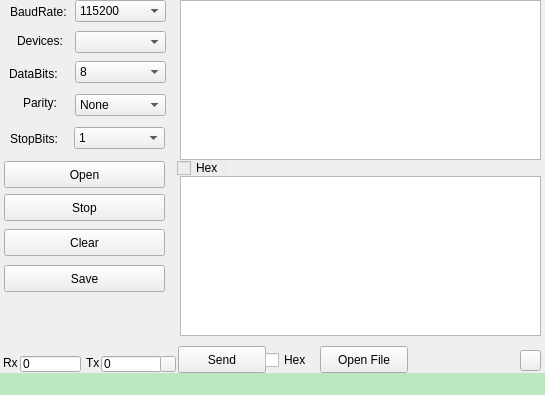
Old version of the form mainwindow.ui in the repository Painkhw/Train_Num-RFID-Reader.
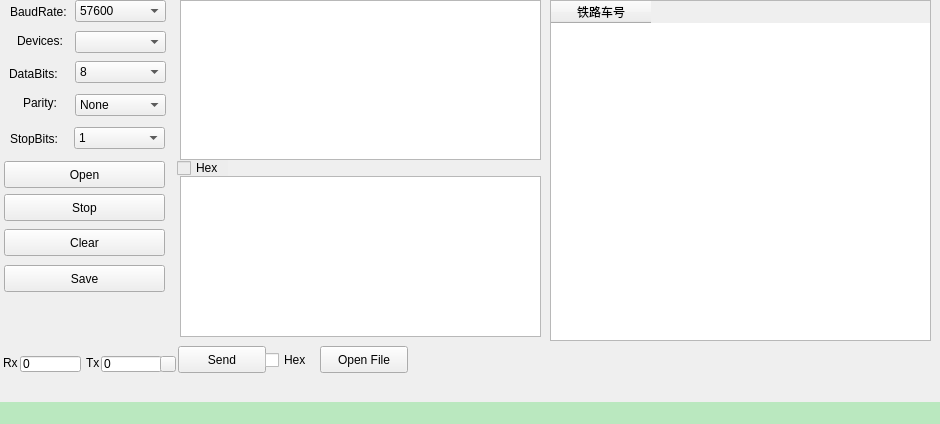
New version of the form. Icons and pictures are not drawn.

Patch:
```diff
--- a/mainwindow.ui
+++ b/mainwindow.ui
@@ -9,8 +9,8 @@
    <rect>
     <x>0</x>
     <y>0</y>
-    <width>545</width>
-    <height>395</height>
+    <width>940</width>
+    <height>424</height>
    </rect>
   </property>
   <property name="windowTitle">
@@ -116,8 +116,11 @@
       <height>22</height>
      </rect>
     </property>
+    <property name="currentText">
+     <string>57600</string>
+    </property>
     <property name="currentIndex">
-     <number>9</number>
+     <number>8</number>
     </property>
     <item>
      <property name="text">
@@ -320,7 +323,7 @@
       <x>180</x>
       <y>176</y>
       <width>361</width>
-      <height>160</height>
+      <height>161</height>
      </rect>
     </property>
    </widget>
@@ -493,23 +496,6 @@
       <normaloff>../../../../../../usr/share/icons/default.kde4/16x16/actions/edit-delete.png</normaloff>../../../../../../usr/share/icons/default.kde4/16x16/actions/edit-delete.png</iconset>
     </property>
    </widget>
-   <widget class="QPushButton" name="pB_About">
-    <property name="geometry">
-     <rect>
-      <x>520</x>
-      <y>350</y>
-      <width>21</width>
-      <height>21</height>
-     </rect>
-    </property>
-    <property name="text">
-     <string/>
-    </property>
-    <property name="icon">
-     <iconset>
-      <normaloff>../../../../../../usr/share/icons/default.kde4/16x16/actions/help-about.png</normaloff>../../../../../../usr/share/icons/default.kde4/16x16/actions/help-about.png</iconset>
-    </property>
-   </widget>
    <widget class="QPushButton" name="pB_Stop">
     <property name="geometry">
      <rect>
@@ -523,6 +509,27 @@
      <string>Stop</string>
     </property>
    </widget>
+   <widget class="QTableWidget" name="tableWidget">
+    <property name="geometry">
+     <rect>
+      <x>550</x>
+      <y>0</y>
+      <width>381</width>
+      <height>341</height>
+     </rect>
+    </property>
+    <property name="maximumSize">
+     <size>
+      <width>381</width>
+      <height>341</height>
+     </size>
+    </property>
+    <column>
+     <property name="text">
+      <string>铁路车号</string>
+     </property>
+    </column>
+   </widget>
   </widget>
   <widget class="QMenuBar" name="menuBar">
    <property name="geometry">
```
Left out of the diff: 16 changed lines with no effect on the pictures.
